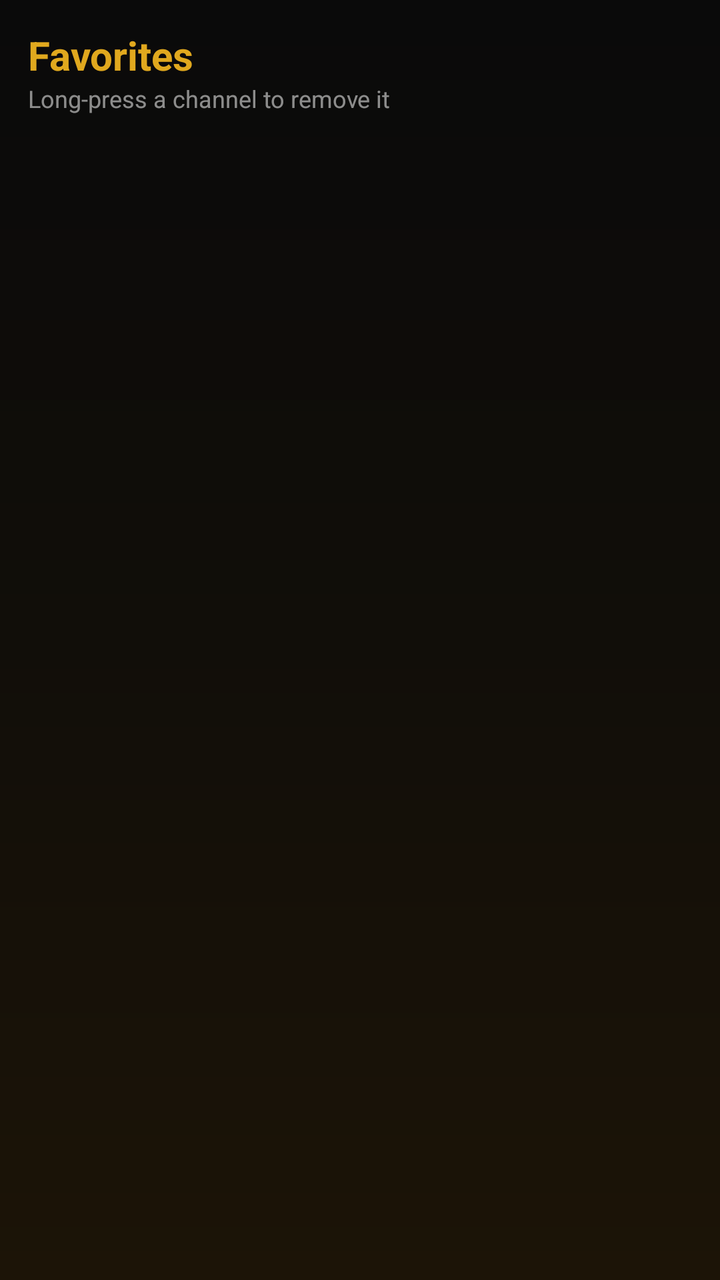
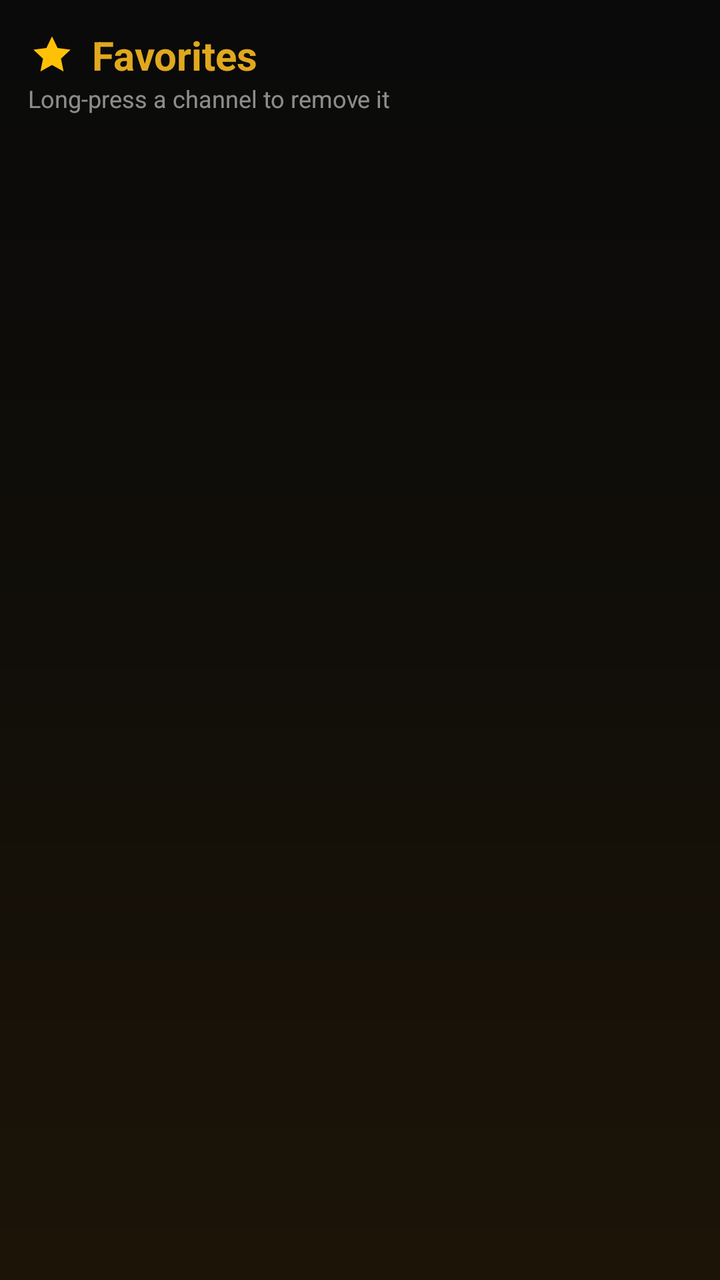

Screens rendered from an Android XML layout before and after an edit, with the pre-edit source and the edit as a unified diff.
<!-- AndroidManifest.xml: application theme Theme.IPTVPlayer -->
<!-- res/layout/activity_favorites.xml -->
<?xml version="1.0" encoding="utf-8"?>
<LinearLayout xmlns:android="http://schemas.android.com/apk/res/android" android:layout_width="match_parent" android:layout_height="match_parent" android:background="@drawable/bg_app_gradient" android:orientation="vertical" android:padding="14dp">
<TextView android:layout_width="wrap_content" android:layout_height="wrap_content" android:text="@string/cat_fav" android:textColor="#E0A81E" android:textSize="20sp" android:textStyle="bold" />
<TextView android:layout_width="wrap_content" android:layout_height="wrap_content" android:text="@string/fav_hint" android:textColor="#88FFFFFF" android:textSize="12sp" />
<FrameLayout android:layout_width="match_parent" android:layout_height="0dp" android:layout_marginTop="8dp" android:layout_weight="1">
<androidx.recyclerview.widget.RecyclerView android:id="@+id/rvFavs" android:layout_width="match_parent" android:layout_height="match_parent" />
<TextView android:id="@+id/tvEmpty" android:layout_width="wrap_content" android:layout_height="wrap_content" android:layout_gravity="center" android:text="@string/fav_empty" android:textColor="#88FFFFFF" android:textSize="15sp" android:visibility="gone" />
</FrameLayout>
</LinearLayout>
<!-- resources referenced by this layout -->
<resources>
  <!-- drawable bg_app_gradient (drawable) -->
  <?xml version="1.0" encoding="utf-8"?>
  <shape xmlns:android="http://schemas.android.com/apk/res/android" android:shape="rectangle"><gradient android:angle="270" android:startColor="#0A0A0A" android:centerColor="#110E09" android:endColor="#1C1407" /></shape>
  <string name="cat_fav">Favorites</string>
  <string name="fav_empty">No favorite channels yet</string>
  <string name="fav_hint">Long-press a channel to remove it</string>
  <style name="Theme.IPTVPlayer" parent="Theme.MaterialComponents.DayNight.NoActionBar">
          <item name="colorPrimary">@color/accent_primary</item>
          <item name="colorPrimaryVariant">@color/accent_secondary</item>
          <item name="colorOnPrimary">@color/bg_primary</item>
          <item name="colorSecondary">@color/accent_primary</item>
          <item name="colorOnSecondary">@color/bg_primary</item>
          <item name="android:colorBackground">@color/bg_primary</item>
          <item name="colorSurface">@color/bg_surface</item>
          <item name="colorOnSurface">@color/text_primary</item>
          <item name="android:statusBarColor">@color/bg_surface</item>
          <item name="android:navigationBarColor">@color/bg_primary</item>
          <item name="android:windowBackground">@color/bg_primary</item>
          
          <item name="android:textColorPrimary">@color/text_primary</item>
          <item name="android:textColorSecondary">@color/text_secondary</item>
          <item name="android:editTextColor">@color/text_primary</item>
          <item name="android:textColorHint">@color/text_hint</item>
          
          <item name="materialAlertDialogTheme">@style/DarkAlertDialog</item>
      </style>
  <color name="accent_primary">#FF00E676</color>
  <color name="accent_secondary">#FF00C853</color>
  <color name="bg_primary">#FF121212</color>
  <color name="bg_surface">#FF1E1E1E</color>
  <color name="text_primary">#FFFFFFFF</color>
  <color name="text_secondary">#FFB0B0B0</color>
  <color name="text_hint">#FF757575</color>
  <style name="DarkAlertDialog" parent="ThemeOverlay.MaterialComponents.MaterialAlertDialog">
          <item name="colorSurface">@color/bg_surface</item>
          <item name="colorOnSurface">@color/text_primary</item>
          <item name="android:background">@color/bg_surface</item>
          <item name="buttonBarPositiveButtonStyle">@style/AccentButtonStyle</item>
      </style>
  <style name="AccentButtonStyle" parent="Widget.MaterialComponents.Button.TextButton.Dialog">
          <item name="android:textColor">@color/accent_primary</item>
      </style>
</resources>

<!-- the commit's change to res/layout/activity_favorites.xml (unified diff, before → after) -->
@@ -1,6 +1,6 @@
 <?xml version="1.0" encoding="utf-8"?>
 <LinearLayout xmlns:android="http://schemas.android.com/apk/res/android" android:layout_width="match_parent" android:layout_height="match_parent" android:background="@drawable/bg_app_gradient" android:orientation="vertical" android:padding="14dp">
-<TextView android:layout_width="wrap_content" android:layout_height="wrap_content" android:text="@string/cat_fav" android:textColor="#E0A81E" android:textSize="20sp" android:textStyle="bold" />
+<TextView android:layout_width="wrap_content" android:layout_height="wrap_content" android:drawablePadding="8dp" android:drawableStart="@drawable/ic_nav_fav" android:gravity="center_vertical" android:text="@string/cat_fav" android:textColor="#E0A81E" android:textSize="20sp" android:textStyle="bold" />
 <TextView android:layout_width="wrap_content" android:layout_height="wrap_content" android:text="@string/fav_hint" android:textColor="#88FFFFFF" android:textSize="12sp" />
 <FrameLayout android:layout_width="match_parent" android:layout_height="0dp" android:layout_marginTop="8dp" android:layout_weight="1">
 <androidx.recyclerview.widget.RecyclerView android:id="@+id/rvFavs" android:layout_width="match_parent" android:layout_height="match_parent" />
<!-- resource entries referenced after the edit -->
@@ -3,6 +3,11 @@
   <!-- drawable bg_app_gradient (drawable) -->
   <?xml version="1.0" encoding="utf-8"?>
   <shape xmlns:android="http://schemas.android.com/apk/res/android" android:shape="rectangle"><gradient android:angle="270" android:startColor="#0A0A0A" android:centerColor="#110E09" android:endColor="#1C1407" /></shape>
+  <!-- drawable ic_nav_fav (drawable) -->
+  <?xml version="1.0" encoding="utf-8"?>
+  <vector xmlns:android="http://schemas.android.com/apk/res/android" android:width="24dp" android:height="24dp" android:viewportWidth="24" android:viewportHeight="24">
+  <path android:fillColor="#FFC107" android:pathData="M12,2.8 L14.8,8.7 L21.3,9.5 L16.5,14 L17.8,20.4 L12,17.2 L6.2,20.4 L7.5,14 L2.7,9.5 L9.2,8.7 Z" />
+  </vector>
   <string name="cat_fav">Favorites</string>
   <string name="fav_empty">No favorite channels yet</string>
   <string name="fav_hint">Long-press a channel to remove it</string>
